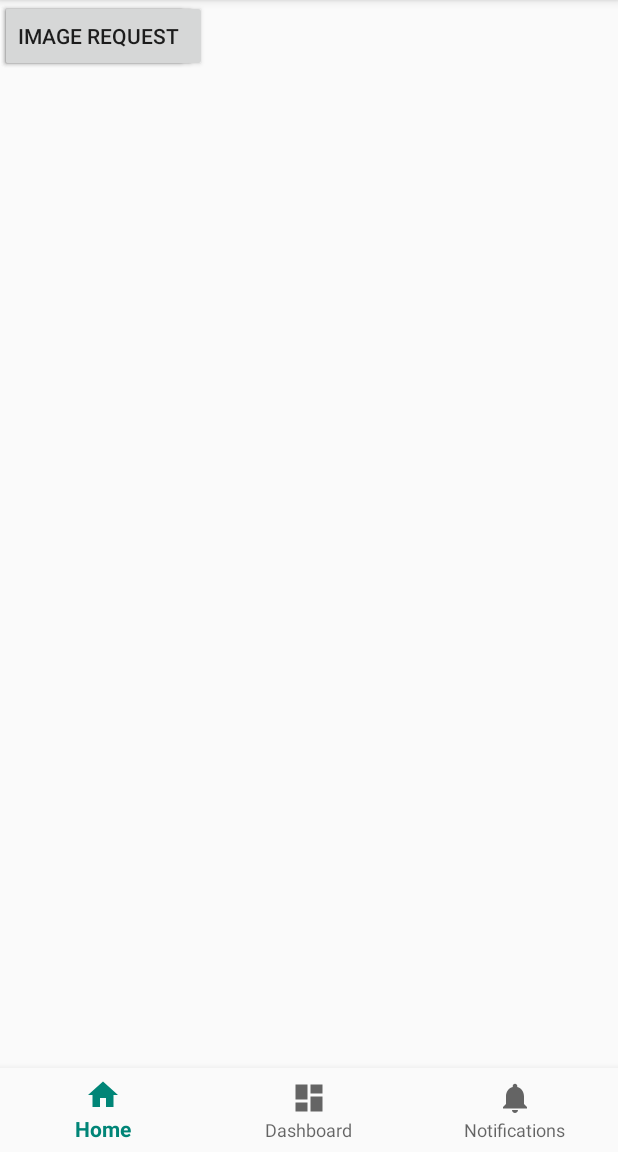
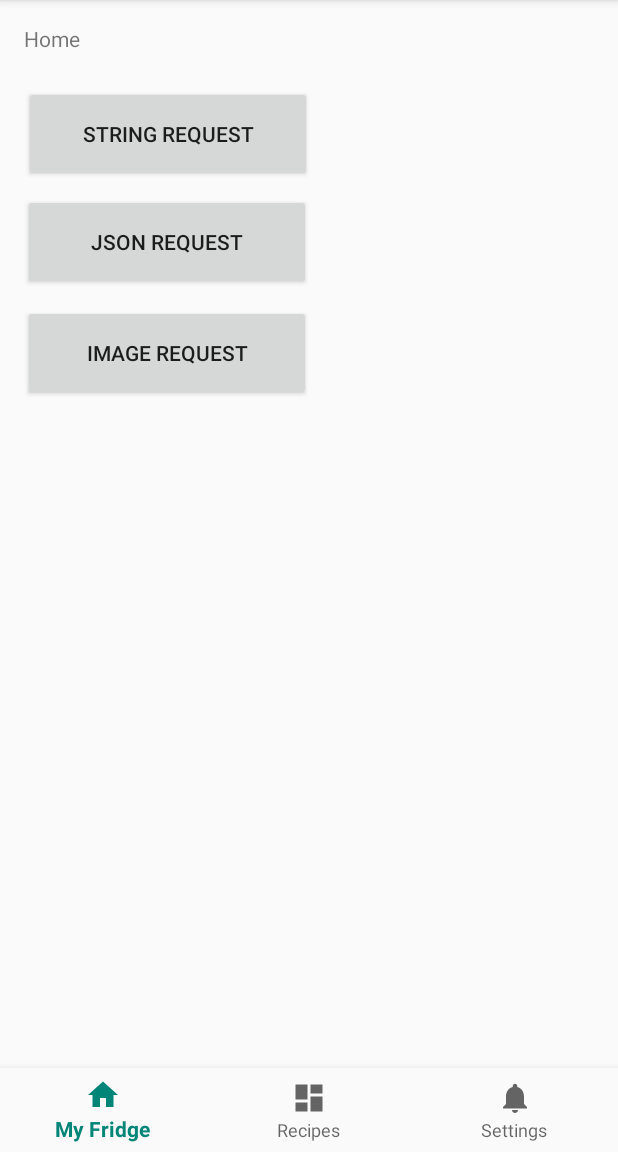
Before and after one commit to janetvc5/FridgeTracker, an Android app: the screen it shows after launch (MainActivity), on a phone screen of 412 x 824 dp, the part 84-1236 px from its top. Run offline under Robolectric (Android 15) with nearby library versions, the phone set to English and light mode, and no system bars; 3 statements that could not run were skipped.

Commit message:
FT Volley Start

```diff
--- a/Frontend/app/src/main/res/layout/activity_main.xml
+++ b/Frontend/app/src/main/res/layout/activity_main.xml
@@ -5,6 +5,7 @@
     android:id="@+id/container"
     android:layout_width="match_parent"
     android:layout_height="match_parent"
+    android:visibility="visible"
     tools:context=".MainActivity">
 
     <TextView
@@ -22,8 +23,6 @@
         android:id="@+id/navigation"
         android:layout_width="0dp"
         android:layout_height="wrap_content"
-        android:layout_marginStart="0dp"
-        android:layout_marginEnd="0dp"
         android:background="?android:attr/windowBackground"
         app:layout_constraintBottom_toBottomOf="parent"
         app:layout_constraintLeft_toLeftOf="parent"
@@ -31,27 +30,38 @@
         app:menu="@menu/navigation" />
 
     <Button
-        android:id="@+id/button"
-        android:layout_width="wrap_content"
-        android:layout_height="wrap_content"
+        android:id="@+id/btnStringRequest"
+        android:layout_width="@android:dimen/thumbnail_width"
+        android:layout_height="@android:dimen/notification_large_icon_height"
+        android:layout_marginStart="16dp"
+        android:layout_marginLeft="16dp"
+        android:layout_marginTop="57dp"
         android:text="String Request"
-        tools:layout_editor_absoluteX="16dp"
-        tools:layout_editor_absoluteY="57dp" />
+        android:visibility="visible"
+        app:layout_constraintStart_toStartOf="parent"
+        app:layout_constraintTop_toTopOf="parent" />
 
     <Button
-        android:id="@+id/button2"
-        android:layout_width="wrap_content"
-        android:layout_height="wrap_content"
+        android:id="@+id/btnJsonRequest"
+        android:layout_width="@android:dimen/thumbnail_width"
+        android:layout_height="@android:dimen/notification_large_icon_height"
+        android:layout_marginStart="15dp"
+        android:layout_marginLeft="15dp"
+        android:layout_marginTop="129dp"
         android:text="JSON Request"
-        tools:layout_editor_absoluteX="15dp"
-        tools:layout_editor_absoluteY="129dp" />
+        app:layout_constraintStart_toStartOf="parent"
+        app:layout_constraintTop_toTopOf="parent" />
 
     <Button
-        android:id="@+id/button3"
-        android:layout_width="wrap_content"
-        android:layout_height="wrap_content"
+        android:id="@+id/btnImageRequest"
+        android:layout_width="@android:dimen/thumbnail_width"
+        android:layout_height="@android:dimen/notification_large_icon_height"
+        android:layout_marginStart="15dp"
+        android:layout_marginLeft="15dp"
+        android:layout_marginTop="203dp"
         android:text="Image Request"
-        tools:layout_editor_absoluteX="15dp"
-        tools:layout_editor_absoluteY="203dp" />
+        android:visibility="visible"
+        app:layout_constraintStart_toStartOf="parent"
+        app:layout_constraintTop_toTopOf="parent" />
 
 </android.support.constraint.ConstraintLayout>
--- a/Frontend/app/src/main/res/menu/navigation.xml
+++ b/Frontend/app/src/main/res/menu/navigation.xml
@@ -4,16 +4,16 @@
     <item
         android:id="@+id/navigation_home"
         android:icon="@drawable/ic_home_black_24dp"
-        android:title="@string/title_home" />
+        android:title="My Fridge" />
 
     <item
         android:id="@+id/navigation_dashboard"
         android:icon="@drawable/ic_dashboard_black_24dp"
-        android:title="@string/title_dashboard" />
+        android:title="Recipes" />
 
     <item
         android:id="@+id/navigation_notifications"
         android:icon="@drawable/ic_notifications_black_24dp"
-        android:title="@string/title_notifications" />
+        android:title="Settings" />
 
 </menu>
```
Also changed, not shown: Frontend/app/src/main/java/com/example/fridgetracker/MainActivity.java (+39 -3 lines).
